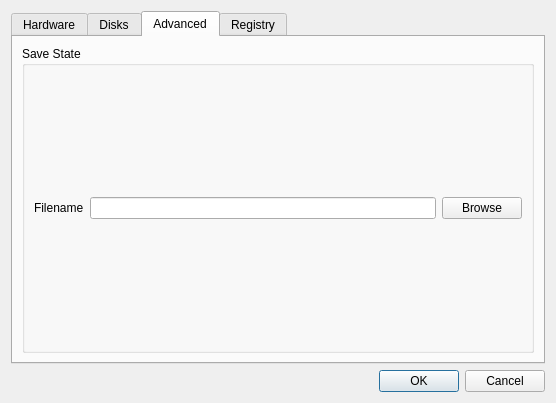
The window that source/frontends/qapple/preferences.ui (AppleWin/AppleWin) describes before a commit, drawn with Qt 5.
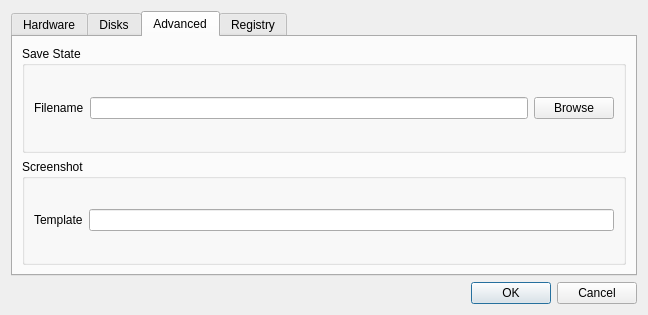
The same window after the commit. The open tabs and pages were chosen to show the change.

Commit message: Take screenshot.

```diff
--- a/source/frontends/qapple/preferences.ui
+++ b/source/frontends/qapple/preferences.ui
@@ -6,15 +6,15 @@
    <rect>
     <x>0</x>
     <y>0</y>
-    <width>556</width>
-    <height>403</height>
+    <width>648</width>
+    <height>315</height>
    </rect>
   </property>
   <property name="windowTitle">
    <string>Options</string>
   </property>
   <layout class="QGridLayout" name="gridLayout">
-   <item row="2" column="0">
+   <item row="1" column="0">
     <widget class="QDialogButtonBox" name="buttonBox">
      <property name="orientation">
       <enum>Qt::Horizontal</enum>
@@ -280,8 +280,8 @@
       <attribute name="title">
        <string>Advanced</string>
       </attribute>
-      <layout class="QGridLayout" name="gridLayout_5">
-       <item row="0" column="2">
+      <layout class="QVBoxLayout" name="verticalLayout">
+       <item>
         <widget class="QGroupBox" name="groupBox">
          <property name="title">
           <string>Save State</string>
@@ -307,6 +307,25 @@
          </layout>
         </widget>
        </item>
+       <item>
+        <widget class="QGroupBox" name="groupBox_3">
+         <property name="title">
+          <string>Screenshot</string>
+         </property>
+         <layout class="QGridLayout" name="gridLayout_5">
+          <item row="0" column="0">
+           <widget class="QLabel" name="label_11">
+            <property name="text">
+             <string>Template</string>
+            </property>
+           </widget>
+          </item>
+          <item row="0" column="1">
+           <widget class="QLineEdit" name="screenshot"/>
+          </item>
+         </layout>
+        </widget>
+       </item>
       </layout>
      </widget>
      <widget class="QWidget" name="registry">
```
The commit also changes 9 other files.
